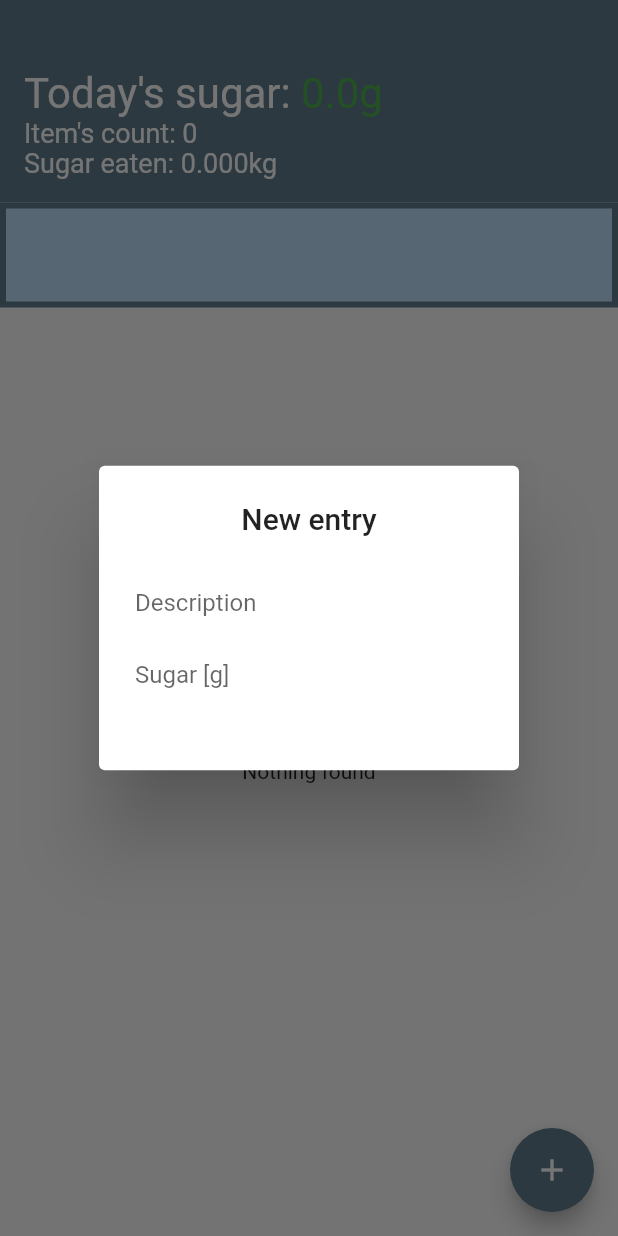
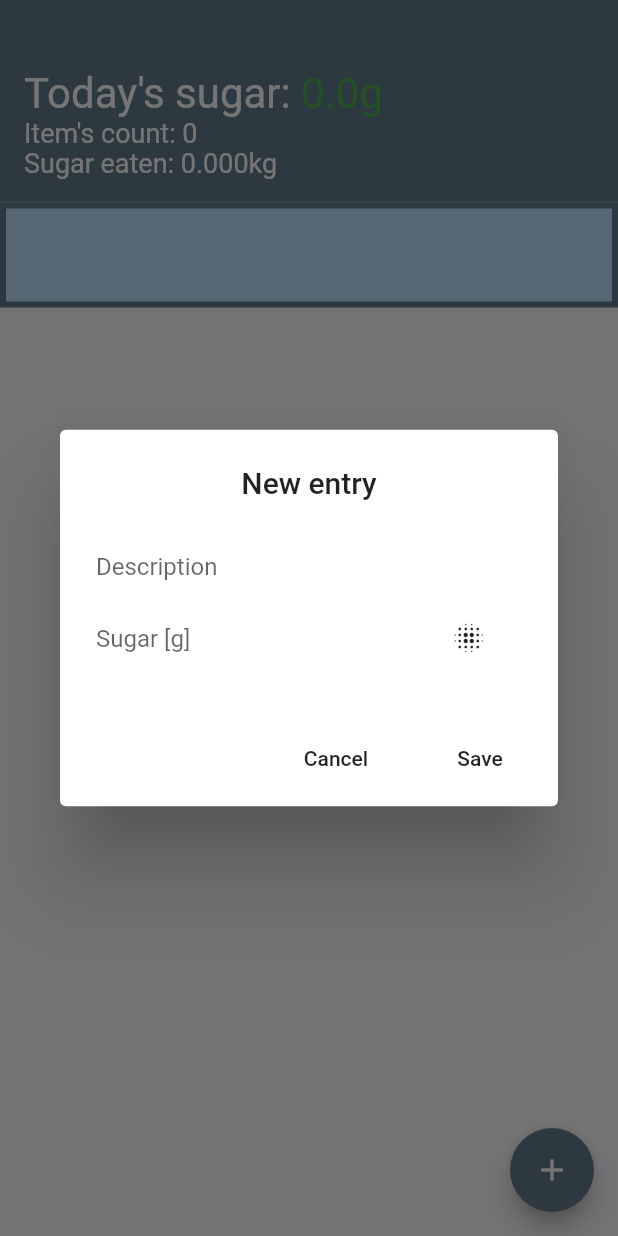
Before and after one commit to darekbx/flutter-sugar, a Flutter app: the screen it shows after launch, after a tap on the "add" icon, on a phone screen of 412 x 824 dp. Run offline on Flutter 3.47's test engine with Material 2 defaults, Android fonts, the phone set to English and light mode, and no system bars; our stand-ins replace sqflite; accounts and stored records are empty.

Commit message:
Dialog with ability to save with validation.

```diff
--- /dev/null
+++ b/lib/entry_dialog.dart
@@ -0,0 +1,93 @@
+import 'package:flutter/material.dart';
+import 'package:flutter_sugar/model/entry.dart';
+import 'repository/repository.dart';
+
+class EntryDialog extends StatefulWidget {
+  EntryDialog({this.callback});
+
+  final Function() callback;
+
+  @override
+  _EntryDialogState createState() => _EntryDialogState();
+}
+
+class _EntryDialogState extends State<EntryDialog> {
+  final _descriptionController = TextEditingController();
+  final _sugarController = TextEditingController();
+  bool _descriptionError = false;
+  bool _sugarError = false;
+
+  @override
+  Widget build(BuildContext context) => entryDialog(context);
+
+  @override
+  void dispose() {
+    _descriptionController.dispose();
+    _sugarController.dispose();
+    super.dispose();
+  }
+
+  AlertDialog entryDialog(BuildContext context) {
+    return AlertDialog(
+      title: Center(child: Text("New entry")),
+      content: Column(mainAxisSize: MainAxisSize.min, children: <Widget>[
+        _descriptionInput(),
+        Row(children: <Widget>[
+          Flexible(flex: 3, child: _sugarInput()),
+          Flexible(flex: 1, child: _calculateButton())
+        ])
+      ]),
+      actions: <Widget>[
+        FlatButton(
+          child: Text("Cancel"),
+          onPressed: () => Navigator.pop(context),
+        ),
+        FlatButton(
+          child: Text("Save"),
+          onPressed: () => _saveEntry(context),
+        )
+      ],
+    );
+  }
+
+  _saveEntry(BuildContext context) async {
+    var description = _descriptionController.text;
+    var sugar = _sugarController.text;
+
+    setState(() {
+      _descriptionError = _descriptionController.text.isEmpty;
+      _sugarError = _sugarController.text.isEmpty || double.tryParse(sugar) == null;
+    });
+
+    if (_descriptionError || _sugarError) {
+      return;
+    }
+
+    var entry = Entry(null, description, double.parse(sugar),
+        DateTime.now().millisecondsSinceEpoch);
+    await Repository().add(entry);
+    Navigator.pop(context);
+    widget.callback();
+  }
+
+  Widget _descriptionInput() => TextField(
+      controller: _descriptionController,
+      decoration: InputDecoration(
+          border: InputBorder.none,
+          hintText: 'Description',
+          errorText:
+              _descriptionError ? "Description can't be empty" : null));
+
+  Widget _sugarInput() => TextField(
+      controller: _sugarController,
+      keyboardType: TextInputType.number,
+      decoration: InputDecoration(
+          border: InputBorder.none,
+          hintText: 'Sugar [g]',
+          errorText: _sugarError ? "Amount is invalid" : null));
+
+  Widget _calculateButton() => FlatButton(
+        child: Icon(Icons.blur_on),
+        onPressed: () {},
+      );
+}
--- a/lib/sugar_page.dart
+++ b/lib/sugar_page.dart
@@ -4,6 +4,7 @@ import 'package:flutter_sugar/model/entry.dart';
 import 'entries_list.dart';
 import 'chart.dart';
 import 'summary.dart';
+import 'entry_dialog.dart';
 
 class SugarPage extends StatefulWidget {
   SugarPage({Key key, this.title}) : super(key: key);
@@ -17,12 +18,11 @@ class SugarPage extends StatefulWidget {
 class _SugarPageState extends State<SugarPage> {
   var repository = Repository();
 
-  void _incrementCounter(BuildContext context) {
-    //setState(() {});
-
+  void _showEntryDialog(BuildContext context) {
     showDialog(
         context: context,
-        builder: (BuildContext context) => _entryDialog(context));
+        builder: (BuildContext context) =>  EntryDialog(callback: () => setState(() {}))
+    );
   }
 
   @override
@@ -34,25 +34,10 @@ class _SugarPageState extends State<SugarPage> {
         children: <Widget>[_summary(), _chart(), _listContainer()],
       ),
       floatingActionButton: FloatingActionButton(
-        onPressed: () => _incrementCounter(context),
+        onPressed: () => _showEntryDialog(context),
         tooltip: 'Add entry',
         child: Icon(Icons.add),
       ),
-    );
-  }
-
-  AlertDialog _entryDialog(BuildContext context) {
-    return AlertDialog(
-      title: Center(child: Text("New entry")),
-      content: Column(mainAxisSize: MainAxisSize.min, children: <Widget>[
-        TextField(
-            decoration: InputDecoration(
-                border: InputBorder.none, hintText: 'Description')),
-        TextField(
-            decoration: InputDecoration(
-                border: InputBorder.none, hintText: 'Sugar [g]'))
-      ]),
-      actions: <Widget>[],
     );
   }
 
@@ -62,7 +47,8 @@ class _SugarPageState extends State<SugarPage> {
 
   Widget _summary() => FutureBuilder(
       future: repository.list(),
-      builder: (BuildContext context, AsyncSnapshot<Map<String, List<Entry>>> snapshot) =>
+      builder: (BuildContext context,
+              AsyncSnapshot<Map<String, List<Entry>>> snapshot) =>
           _handleEntriesFuture(snapshot, (data) {
             var allEntries = List<Entry>();
             data.values.forEach((entries) => allEntries.addAll(entries));
@@ -72,7 +58,8 @@ class _SugarPageState extends State<SugarPage> {
   _listContainer() => Expanded(
       child: FutureBuilder(
           future: repository.list(),
-          builder: (BuildContext context, AsyncSnapshot<Map<String, List<Entry>>> snapshot) =>
+          builder: (BuildContext context,
+                  AsyncSnapshot<Map<String, List<Entry>>> snapshot) =>
               _handleEntriesFuture(snapshot, (data) => _buildListView(data))));
 
   _handleEntriesFuture(AsyncSnapshot<Map<String, List<Entry>>> snapshot,
```
